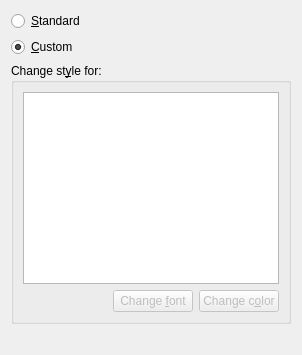
fhackenberger/ktikz, file app/configappearancewidget.ui: the form before one commit.
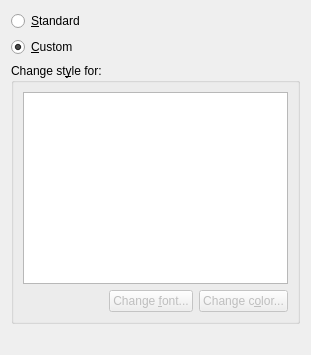
The form after the commit.

Patch:
```diff
--- a/app/configappearancewidget.ui
+++ b/app/configappearancewidget.ui
@@ -92,7 +92,7 @@
          <string>&lt;p&gt;Select the font in which the structure that you selected in the box above should be displayed.&lt;/p&gt;</string>
         </property>
         <property name="text">
-         <string>Change &amp;font</string>
+         <string>Change &amp;font...</string>
         </property>
        </widget>
       </item>
@@ -105,7 +105,7 @@
          <string>&lt;p&gt;Select the text color in which the structure that you selected in the box above should be displayed.&lt;/p&gt;</string>
         </property>
         <property name="text">
-         <string>Change c&amp;olor</string>
+         <string>Change c&amp;olor...</string>
         </property>
        </widget>
       </item>
```
